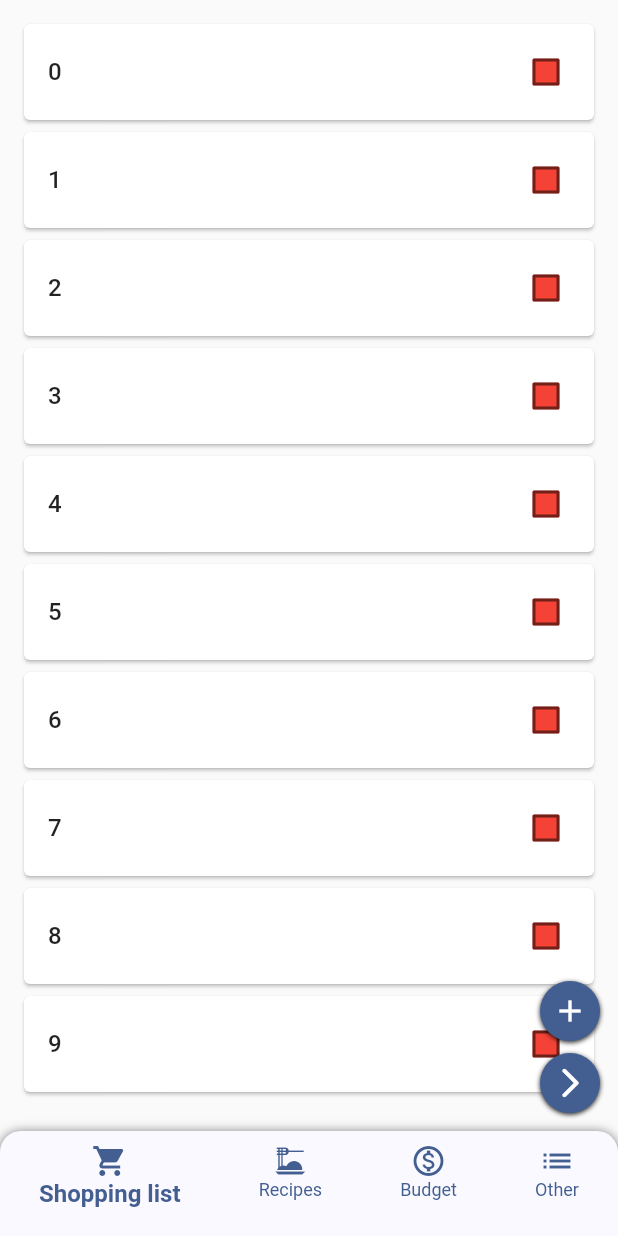
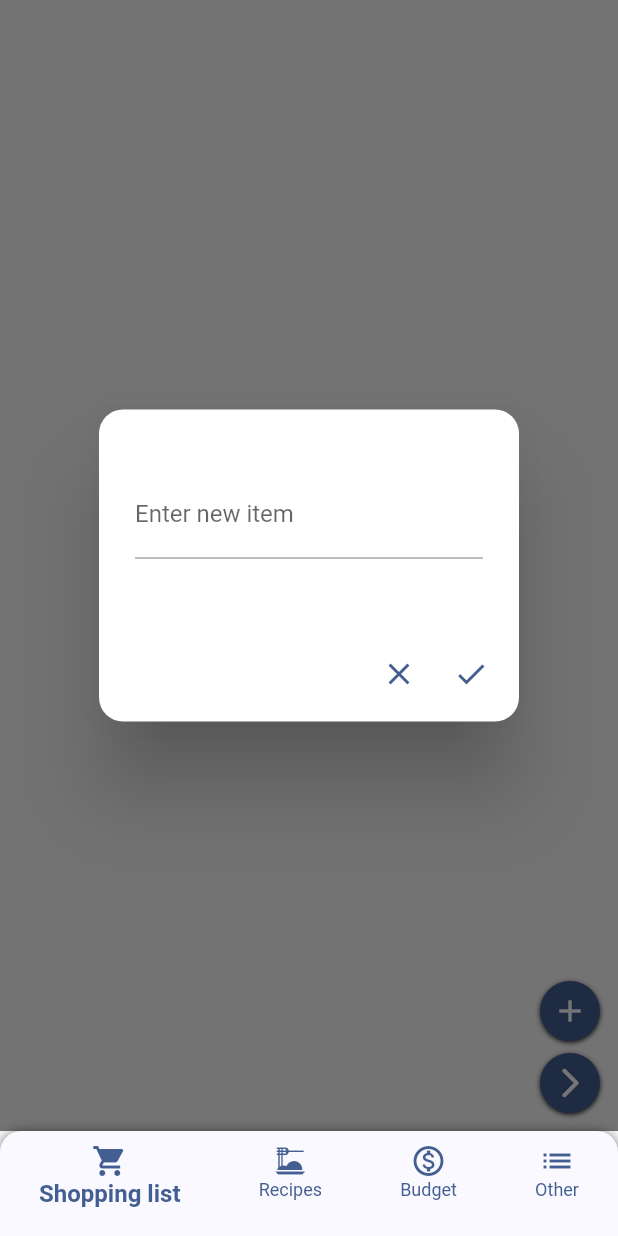
Before and after one commit to kacper-daniel/planix, a Flutter app: the screen it shows after launch, after a tap on the "add" icon, on a phone screen of 412 x 824 dp. Run offline on Flutter 3.47's test engine with Material 2 defaults, Android fonts, the phone set to English and light mode, and no system bars; our stand-ins replace shared_preferences.

Commit message:
adjusted shopping list listView and created alert dialog for adding new items

```diff
--- a/robocza_nazwa/lib/main.dart
+++ b/robocza_nazwa/lib/main.dart
@@ -2,8 +2,11 @@ import 'package:flutter/material.dart';
 import 'package:robocza_nazwa/app_view.dart';
 import 'package:robocza_nazwa/routes/routes.dart';
 import 'package:robocza_nazwa/routes/routes_generator.dart';
+import 'package:robocza_nazwa/utils/user_preferences.dart';
 
-void main() {
+void main() async {
+  WidgetsFlutterBinding.ensureInitialized();
+  await UserSimplePreferences.init();
   runApp(const MyApp());
 }
 
--- a/robocza_nazwa/lib/pages/shopping/shopping_home.dart
+++ b/robocza_nazwa/lib/pages/shopping/shopping_home.dart
@@ -1,4 +1,7 @@
+// ignore_for_file: prefer_final_fields
+
 import 'package:flutter/material.dart';
+import 'package:robocza_nazwa/utils/user_preferences.dart';
 
 class ShoppingHome extends StatefulWidget {
   const ShoppingHome({super.key});
@@ -8,8 +11,8 @@ class ShoppingHome extends StatefulWidget {
 }
 
 class _ShoppingHomeState extends State<ShoppingHome> {
-  List<int> items = List<int>.generate(10, (int index) => index);
-  List<bool> checked = List<bool>.generate(10, (index) => false);
+  List<String> _savedShoppingList = UserSimplePreferences.getShoppingList() ?? [];
+  TextEditingController newElementController = TextEditingController();
 
   @override
   Widget build(BuildContext context) {
@@ -19,44 +22,51 @@ class _ShoppingHomeState extends State<ShoppingHome> {
           padding: const EdgeInsets.all(12.0),
           child: SingleChildScrollView(
             physics: const ScrollPhysics(),
-            child: (items.isEmpty) ? const Text("Nothing to show here")
+            child: (_savedShoppingList.isEmpty)
+            ? SizedBox(
+              height: MediaQuery.of(context).size.height * 0.75,
+              child: const Center(child: Text("Nothing to show here", style: TextStyle(fontSize: 18.0, fontWeight: FontWeight.w600),))
+            )
             : ListView.builder(
               physics: const NeverScrollableScrollPhysics(),
               shrinkWrap: true,
-              itemCount: items.length,
+              itemCount: _savedShoppingList.length,
               itemBuilder: (BuildContext context, int index){
                 return Dismissible(
-                  key: ValueKey(items[index]),
+                  key: UniqueKey(),
                   child: GestureDetector(
                     onTap: (){
                       setState(() {
-                        if (checked[index]){
-                        checked[index] = false;
+                        if (_savedShoppingList[index].split(";")[1] == 'true'){
+                          _savedShoppingList[index] = "${_savedShoppingList[index].split(";")[0]};false";
                         } else{
-                          checked[index] = true;
+                          _savedShoppingList[index] = "${_savedShoppingList[index].split(";")[0]};true";
                         }
+
+                        UserSimplePreferences.setShoppingList(_savedShoppingList);
                       });
                     },
                     child: Card(
                       child: Padding(
                         padding: const EdgeInsets.all(8.0),
                         child: Row(
-                          mainAxisAlignment: MainAxisAlignment.spaceBetween,
+                          mainAxisAlignment: MainAxisAlignment.start,
                           children: [
-                            Padding(
-                              padding: const EdgeInsets.only(left: 8.0),
-                              child: Text("${items[index]}", style: const TextStyle(fontSize: 16.0, fontWeight: FontWeight.w500),),
-                            ),
                             Checkbox(
-                              value: checked[index],
+                              value: _savedShoppingList[index].split(";")[1] == 'true' ? true : false,
                               onChanged: (bool? value){
                                 setState(() {
-                                  checked[index] = value!;
+                                  _savedShoppingList[index] = "${_savedShoppingList[index].split(";")[0]};${value.toString()}";
+                                  UserSimplePreferences.setShoppingList(_savedShoppingList);
                                 });
                               },
                               fillColor: MaterialStateProperty.resolveWith<Color>((Set<MaterialState> states) {
                                 return Colors.red;
                               })
+                            ),
+                            Padding(
+                              padding: const EdgeInsets.only(left: 8.0),
+                              child: Text(_savedShoppingList[index].split(";")[0].toString(), style: const TextStyle(fontSize: 16.0, fontWeight: FontWeight.w500),),
                             )
                           ],
                         ),
@@ -65,7 +75,8 @@ class _ShoppingHomeState extends State<ShoppingHome> {
                   ),
                   onDismissed: (DismissDirection direction) {
                     setState(() {
-                      items.removeAt(index);
+                      _savedShoppingList.removeAt(index);
+                      UserSimplePreferences.setShoppingList(_savedShoppingList);
                     });
                   },
                 );
@@ -95,7 +106,12 @@ class _ShoppingHomeState extends State<ShoppingHome> {
                     borderRadius: BorderRadius.circular(50),
                     child: InkWell(
                       onTap: () {
-                        //TODO: implement adding new elemnt to list
+                        showDialog(
+                          context: context,
+                          builder: (BuildContext context) {
+                            return newElementDialog();
+                          }
+                        );
                       },
                       borderRadius: BorderRadius.circular(50),
                       child: Container(
@@ -147,4 +163,46 @@ class _ShoppingHomeState extends State<ShoppingHome> {
       ],
     );
   }
+
+  Widget newElementDialog(){
+    return AlertDialog(
+      shape: const RoundedRectangleBorder(
+        borderRadius: BorderRadius.all(Radius.circular(16.0))
+      ),
+      content: SizedBox(
+        height: 100,
+        child: Center(
+          child: TextFormField(
+            controller: newElementController,
+            decoration: const InputDecoration(
+              border: UnderlineInputBorder(),
+              labelText: 'Enter new item',
+            ),
+          ),
+        ),
+      ),
+      actions: [
+        Row(
+          mainAxisAlignment: MainAxisAlignment.end,
+          children: [
+            IconButton(onPressed: (){
+              Navigator.of(context).pop();
+            }, icon: Icon(Icons.close, color: Theme.of(context).colorScheme.primary,)),
+            IconButton(onPressed: (){
+              if (newElementController.text != ""){
+                setState(() {
+                  _savedShoppingList.add("${newElementController.text};false");
+                  UserSimplePreferences.setShoppingList(_savedShoppingList);
+                  newElementController.text = "";
+                });
+                Navigator.of(context).pop();
+              } else{
+                ScaffoldMessenger.of(context).showSnackBar(const SnackBar(content: Text("Invalid input")));
+              }
+            }, icon: Icon(Icons.done, color: Theme.of(context).colorScheme.primary,))
+          ],
+        )
+      ],
+    );
+  }
 }
--- /dev/null
+++ b/robocza_nazwa/lib/utils/user_preferences.dart
@@ -0,0 +1,15 @@
+import 'package:shared_preferences/shared_preferences.dart';
+
+class UserSimplePreferences {
+  static late SharedPreferences _preferences;
+
+  static const _keyShoppingList = "shoppingList";
+
+  static Future init() async =>
+    _preferences = await SharedPreferences.getInstance();
+
+  static Future setShoppingList(List<String> shoppingList) async =>
+    await _preferences.setStringList(_keyShoppingList, shoppingList);
+
+  static List<String>? getShoppingList() => _preferences.getStringList(_keyShoppingList);
+}
--- a/robocza_nazwa/pubspec.yaml
+++ b/robocza_nazwa/pubspec.yaml
@@ -35,6 +35,7 @@ dependencies:
   # The following adds the Cupertino Icons font to your application.
   # Use with the CupertinoIcons class for iOS style icons.
   cupertino_icons: ^1.0.2
+  shared_preferences: ^2.2.0
 
 dev_dependencies:
   flutter_test:
```
Also changed, not shown: robocza_nazwa/lib/pages/shopping/shopping_active_list.dart (added, +15 -0 lines), robocza_nazwa/pubspec.lock, 1 other file.
